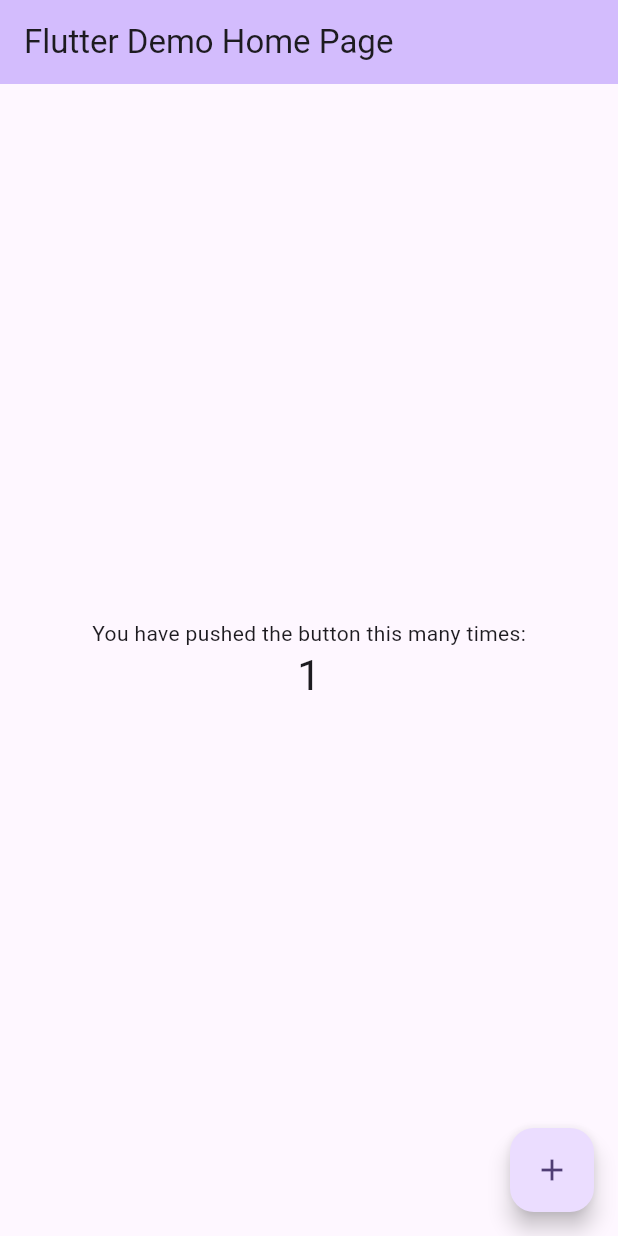
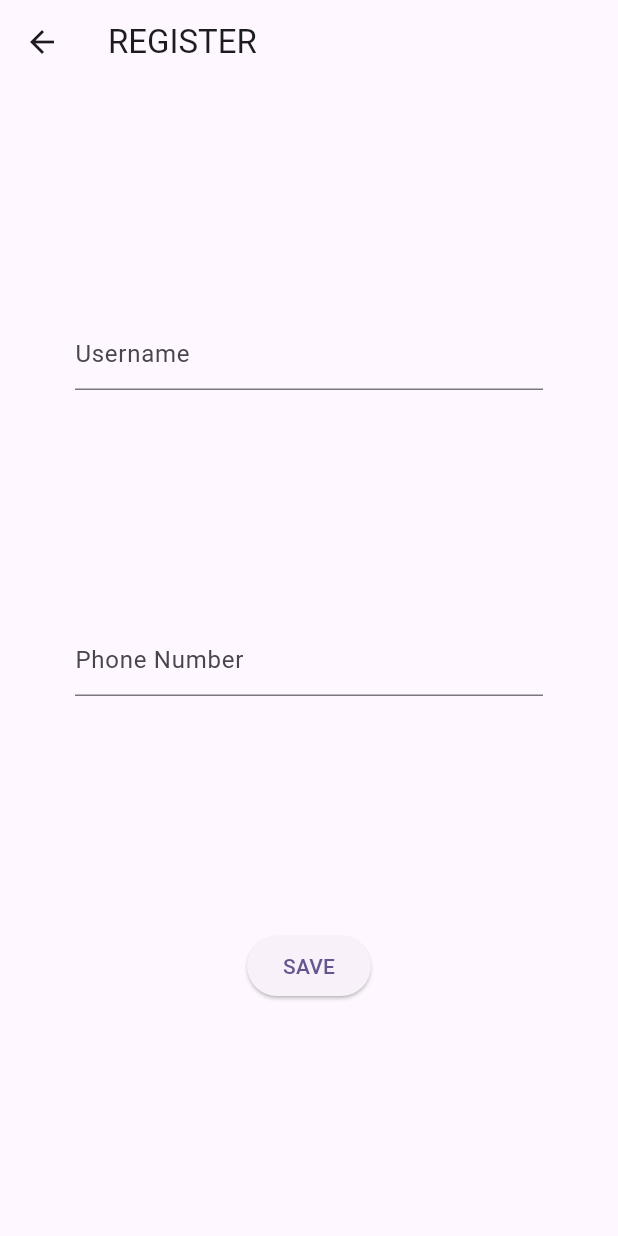
Before and after one commit to seyma-altiparmak/Users_Flutter_App, a Flutter app: the screen it shows after launch, after a tap on the "add" icon, on a phone screen of 412 x 824 dp. Run offline on Flutter 3.47's test engine with Material 3 defaults, Android fonts, the phone set to English and light mode, and no system bars.

Commit message:
Directories created & Register page controllers

```diff
--- /dev/null
+++ b/lib/data/entity/users.dart
@@ -0,0 +1,9 @@
+class Users{
+  int user_id;
+  String user_phone;
+  String user_name;
+
+  Users({required this.user_id,
+    required this.user_phone,
+    required this.user_name});
+}
--- a/lib/main.dart
+++ b/lib/main.dart
@@ -1,4 +1,5 @@
 import 'package:flutter/material.dart';
+import 'package:users_flutterapp/ui/views/homepage.dart';
 
 void main() {
   runApp(const MyApp());
@@ -7,119 +8,16 @@
 class MyApp extends StatelessWidget {
   const MyApp({super.key});
 
-  // This widget is the root of your application.
   @override
   Widget build(BuildContext context) {
     return MaterialApp(
       title: 'Flutter Demo',
+      debugShowCheckedModeBanner: false,
       theme: ThemeData(
-        // This is the theme of your application.
-        //
-        // TRY THIS: Try running your application with "flutter run". You'll see
-        // the application has a purple toolbar. Then, without quitting the app,
-        // try changing the seedColor in the colorScheme below to Colors.green
-        // and then invoke "hot reload" (save your changes or press the "hot
-        // reload" button in a Flutter-supported IDE, or press "r" if you used
-        // the command line to start the app).
-        //
-        // Notice that the counter didn't reset back to zero; the application
-        // state is not lost during the reload. To reset the state, use hot
-        // restart instead.
-        //
-        // This works for code too, not just values: Most code changes can be
-        // tested with just a hot reload.
         colorScheme: ColorScheme.fromSeed(seedColor: Colors.deepPurple),
         useMaterial3: true,
       ),
-      home: const MyHomePage(title: 'Flutter Demo Home Page'),
+      home: const HomePage(),
     );
   }
 }
-
-class MyHomePage extends StatefulWidget {
-  const MyHomePage({super.key, required this.title});
-
-  // This widget is the home page of your application. It is stateful, meaning
-  // that it has a State object (defined below) that contains fields that affect
-  // how it looks.
-
-  // This class is the configuration for the state. It holds the values (in this
-  // case the title) provided by the parent (in this case the App widget) and
-  // used by the build method of the State. Fields in a Widget subclass are
-  // always marked "final".
-
-  final String title;
-
-  @override
-  State<MyHomePage> createState() => _MyHomePageState();
-}
-
-class _MyHomePageState extends State<MyHomePage> {
-  int _counter = 0;
-
-  void _incrementCounter() {
-    setState(() {
-      // This call to setState tells the Flutter framework that something has
-      // changed in this State, which causes it to rerun the build method below
-      // so that the display can reflect the updated values. If we changed
-      // _counter without calling setState(), then the build method would not be
-      // called again, and so nothing would appear to happen.
-      _counter++;
-    });
-  }
-
-  @override
-  Widget build(BuildContext context) {
-    // This method is rerun every time setState is called, for instance as done
-    // by the _incrementCounter method above.
-    //
-    // The Flutter framework has been optimized to make rerunning build methods
-    // fast, so that you can just rebuild anything that needs updating rather
-    // than having to individually change instances of widgets.
-    return Scaffold(
-      appBar: AppBar(
-        // TRY THIS: Try changing the color here to a specific color (to
-        // Colors.amber, perhaps?) and trigger a hot reload to see the AppBar
-        // change color while the other colors stay the same.
-        backgroundColor: Theme.of(context).colorScheme.inversePrimary,
-        // Here we take the value from the MyHomePage object that was created by
-        // the App.build method, and use it to set our appbar title.
-        title: Text(widget.title),
-      ),
-      body: Center(
-        // Center is a layout widget. It takes a single child and positions it
-        // in the middle of the parent.
-        child: Column(
-          // Column is also a layout widget. It takes a list of children and
-          // arranges them vertically. By default, it sizes itself to fit its
-          // children horizontally, and tries to be as tall as its parent.
-          //
-          // Column has various properties to control how it sizes itself and
-          // how it positions its children. Here we use mainAxisAlignment to
-          // center the children vertically; the main axis here is the vertical
-          // axis because Columns are vertical (the cross axis would be
-          // horizontal).
-          //
-          // TRY THIS: Invoke "debug painting" (choose the "Toggle Debug Paint"
-          // action in the IDE, or press "p" in the console), to see the
-          // wireframe for each widget.
-          mainAxisAlignment: MainAxisAlignment.center,
-          children: <Widget>[
-            const Text(
-              'You have pushed the button this many times:',
-            ),
-            Text(
-              '$_counter',
-              style: Theme.of(context).textTheme.headlineMedium,
-            ),
-          ],
-        ),
-      ),
-      floatingActionButton: FloatingActionButton(
-        onPressed: _incrementCounter,
-        tooltip: 'Increment',
-        child: const Icon(Icons.add),
-      ), // This trailing comma makes auto-formatting nicer for build methods.
-    );
-  }
-}
--- /dev/null
+++ b/lib/ui/views/details.dart
@@ -0,0 +1,18 @@
+import 'package:flutter/material.dart';
+
+class Details extends StatefulWidget {
+  const Details({super.key});
+
+  @override
+  State<Details> createState() => _DetailsState();
+}
+
+class _DetailsState extends State<Details> {
+  @override
+  Widget build(BuildContext context) {
+    return Scaffold(
+      appBar: AppBar(title: const Text("DETAILS"),),
+      body: const Center(),
+    );
+  }
+}
--- /dev/null
+++ b/lib/ui/views/homepage.dart
@@ -0,0 +1,28 @@
+import 'package:flutter/material.dart';
+import 'package:users_flutterapp/ui/views/register_page.dart';
+
+class HomePage extends StatefulWidget {
+  const HomePage({super.key});
+
+  @override
+  State<HomePage> createState() => _HomePageState();
+}
+
+class _HomePageState extends State<HomePage> {
+  @override
+  Widget build(BuildContext context) {
+    return Scaffold(
+      appBar: AppBar(title: const Text("USERS"),),
+      body: const Center(),
+      floatingActionButton: FloatingActionButton(
+        onPressed: (){
+          Navigator.push(context,
+              MaterialPageRoute(builder: (context) =>
+              const RegisterPage())).then((value) =>
+              print("NOW : Homepage"),);
+        },
+        child: const Icon(Icons.add),
+      ),
+    );
+  }
+}
--- /dev/null
+++ b/lib/ui/views/register_page.dart
@@ -0,0 +1,41 @@
+import 'package:flutter/material.dart';
+
+class RegisterPage extends StatefulWidget {
+  const RegisterPage({super.key});
+
+  @override
+  State<RegisterPage> createState() => _RegisterPageState();
+}
+
+class _RegisterPageState extends State<RegisterPage> {
+  var tf_usersName = TextEditingController();
+  var tf_userPhone = TextEditingController();
+
+  Future<void> Save(String name, String telephone) async{
+    print("User : ${name}, ${telephone}");
+  }
+
+  @override
+  Widget build(BuildContext context) {
+    return Scaffold(
+      appBar: AppBar(title: const Text("REGISTER"),),
+      body: Center(
+        child: Padding(
+          padding: EdgeInsets.only(left: 50, right: 50),
+          child: Column(
+            mainAxisAlignment: MainAxisAlignment.spaceEvenly,
+            children: [
+              TextField(controller: tf_usersName,
+              decoration: const InputDecoration(hintText: "Username"),),
+              TextField(controller: tf_userPhone,
+              decoration: const InputDecoration(hintText: "Phone Number"),),
+              ElevatedButton(onPressed: (){
+                Save(tf_usersName.text, tf_userPhone.text);
+              }, child: const Text("SAVE"),),
+            ],
+          ),
+        ),
+      ),
+    );
+  }
+}
```
